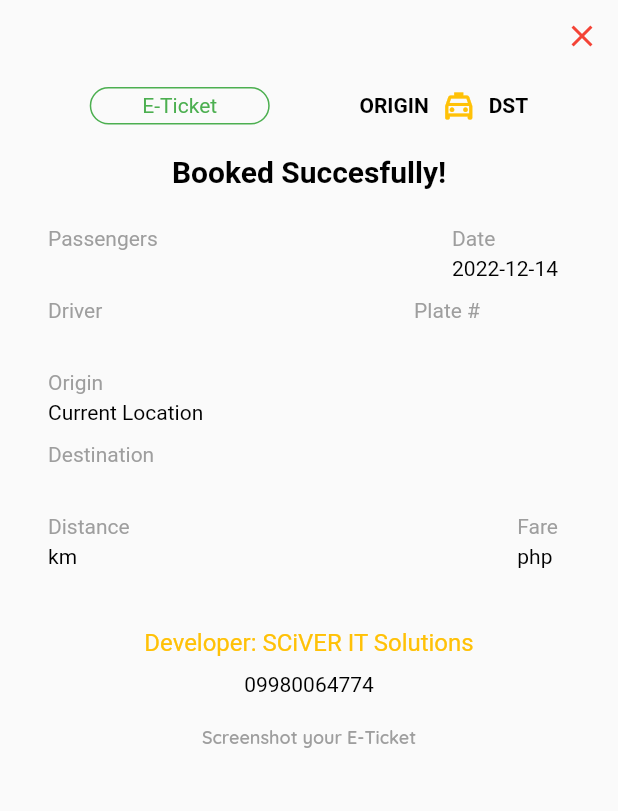
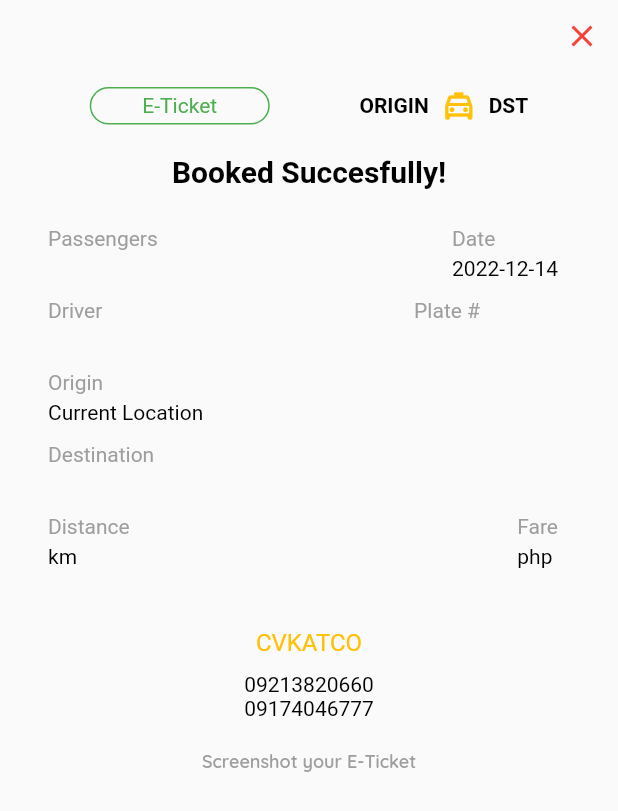
Before and after one commit to CarLKnight6/Metro_User, a Flutter app: the TicketData widget shown alone on an empty page, opened directly with empty values, on a phone screen of 412 x 824 dp. Shown: the top 811 px of the screen. Run offline on Flutter 3.47's test engine with Material 2 defaults, Android fonts, the light colour scheme and no system bars; our stand-ins replace cloud_firestore, date_time_picker, firebase_auth, firebase_core, firebase_storage, flutter_rating_bar and 11 more; missing offline and left inert: flutter_onboard, ticket_widget; accounts and stored records are empty.

Commit message:
removed developers details

```diff
--- a/lib/widgets/ticket_widget.dart
+++ b/lib/widgets/ticket_widget.dart
@@ -126,14 +126,14 @@ class TicketData extends StatelessWidget {
                 padding: EdgeInsets.only(top: 40.0, left: 30.0, right: 30.0),
                 child: Center(
                     child: Text(
-                  'Developer: SCiVER IT Solutions',
+                  'CVKATCO',
                   style: TextStyle(fontSize: 16, color: Colors.amber),
                 )))),
         const Center(
           child: Padding(
             padding: EdgeInsets.only(top: 10.0, left: 75.0, right: 75.0),
             child: Text(
-              '09980064774',
+              '09213820660\n09174046777',
               style: TextStyle(
                 color: Colors.black,
               ),
```
